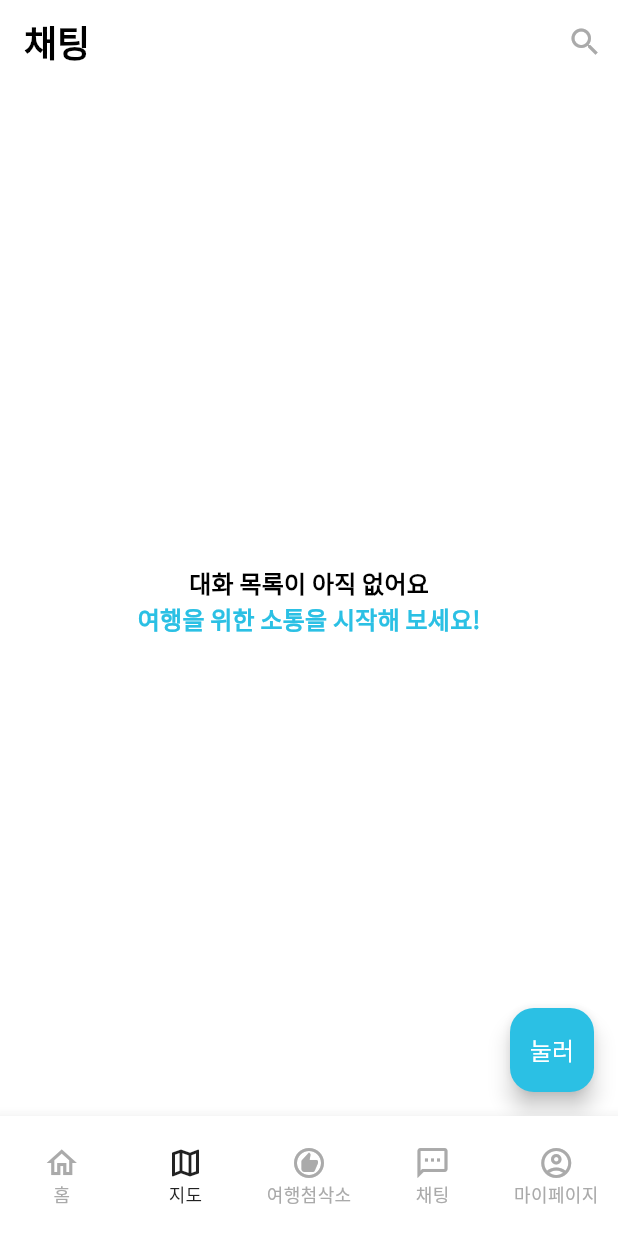
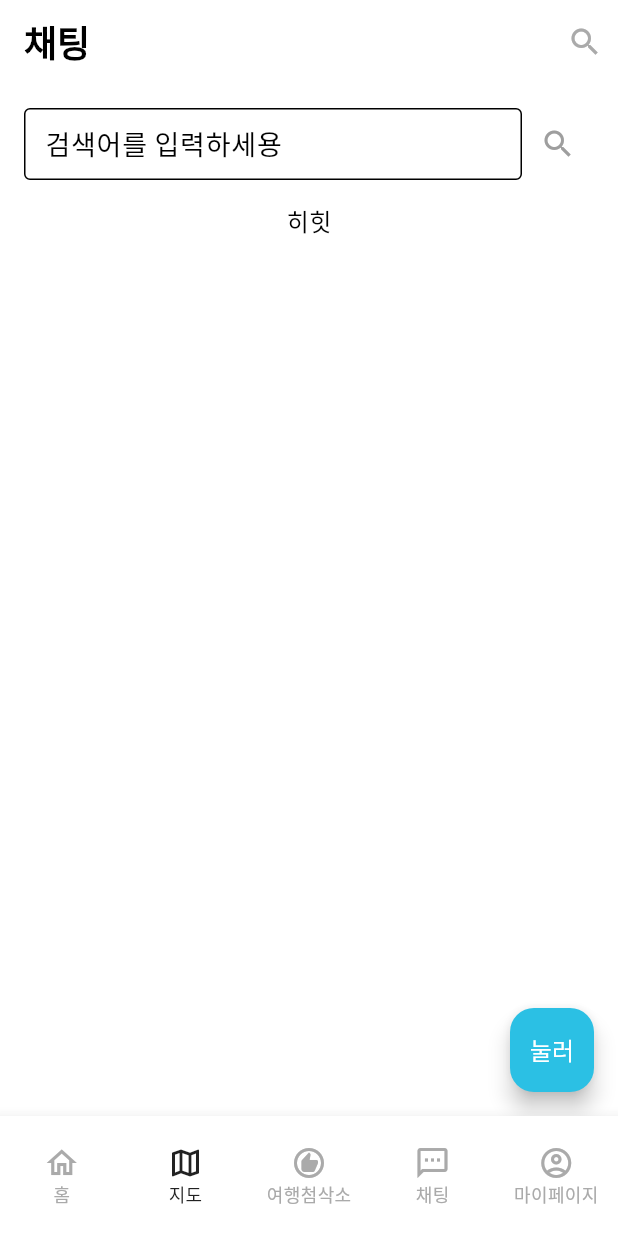
Before and after one commit to beforeitcools/flutter-locatrip, a Flutter app: the screen it shows after launch, item 2 of the bottom bar chosen, after a tap on the "search" icon, on a phone screen of 412 x 824 dp. Run offline on Flutter 3.47's test engine with Material 3 defaults, Android fonts, the phone set to English and light mode, and no system bars; our stand-ins replace calendar_date_picker2, dio, geocoding, geolocator, google_maps_flutter; network calls fail.

```diff
--- a/lib/chatting/screen/chatting_screen.dart
+++ b/lib/chatting/screen/chatting_screen.dart
@@ -16,6 +16,10 @@ class _ChattingScreenState extends State<ChattingScreen> {
   List<dynamic> _chats = [];
   dynamic _selectedChat;
 
+  bool _showTextfield = false;
+  String _searchButtonText = "";
+  TextEditingController _controller = TextEditingController();
+
   void _loadChatData() async
   {
     List<dynamic> chatData = await _chatModel.fetchMessageData();
@@ -30,6 +34,16 @@ class _ChattingScreenState extends State<ChattingScreen> {
     _loadChatData();
   }
 
+  void _toggleSearchButton()
+  {
+    setState(() {
+      _showTextfield = !_showTextfield;
+      if(!_showTextfield){
+        _searchButtonText = _controller.text;
+      }
+    });
+  }
+
   @override
   Widget build(BuildContext context) {
     return Scaffold(
@@ -37,14 +51,15 @@ class _ChattingScreenState extends State<ChattingScreen> {
         title: Text("채팅", style: Theme.of(context).textTheme.headlineLarge),
         actions: [
           InkWell(
-            onTap: (){},
+            onTap: (){/*search*/_toggleSearchButton();},
             child: Container(
               padding: EdgeInsets.all(10),
-              child: Icon(Icons.search, color: grayColor),
+              child: Icon(Icons.search, color: grayColor)
             ),
         )],
       ),
-      body: _chats.isEmpty ? Center(
+      body: _showTextfield ? searchPage() :
+      _chats.isEmpty ? Center(
           child: Column(
             mainAxisAlignment: MainAxisAlignment.center,
             children: [
@@ -62,3 +77,47 @@ class _ChattingScreenState extends State<ChattingScreen> {
     );
   }
 }
+
+class searchPage extends StatefulWidget {
+  const searchPage({super.key});
+
+  @override
+  State<searchPage> createState() => _searchPageState();
+}
+
+class _searchPageState extends State<searchPage> {
+  @override
+  Widget build(BuildContext context) {
+    return Container(
+      width: MediaQuery.of(context).size.width,
+      height: MediaQuery.of(context).size.height,
+      child: Padding(
+        padding: const EdgeInsets.all(16),
+        child: Column(
+          children: [
+            Row(
+              children: [
+                Expanded(
+                  child: TextFormField(
+                    decoration: const InputDecoration(
+                      hintText: "검색어를 입력하세용",
+                      contentPadding: EdgeInsets.symmetric(horizontal: 10),
+                      border: OutlineInputBorder(),
+                    ),
+                  ),
+                ),
+                IconButton(
+                  onPressed: () {},
+                  icon: const Icon(Icons.search, color: Colors.grey),
+                ),
+              ],
+            ),
+            const SizedBox(height: 16), // Add some spacing
+            const Text("히힛"),
+          ],
+        ),
+      ),
+    );
+
+  }
+}
```
Also changed, not shown: lib/chatting/model/link_model.dart (+7 -3 lines), lib/chatting/widgets/chat_room.dart (+21 -6 lines).
